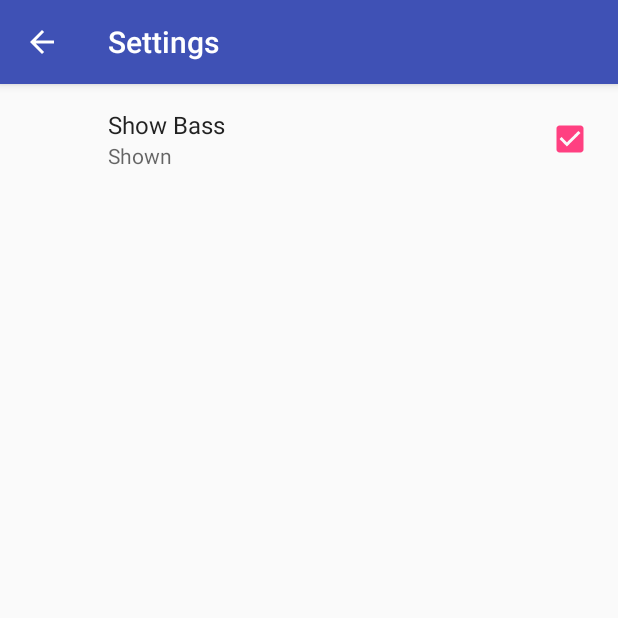
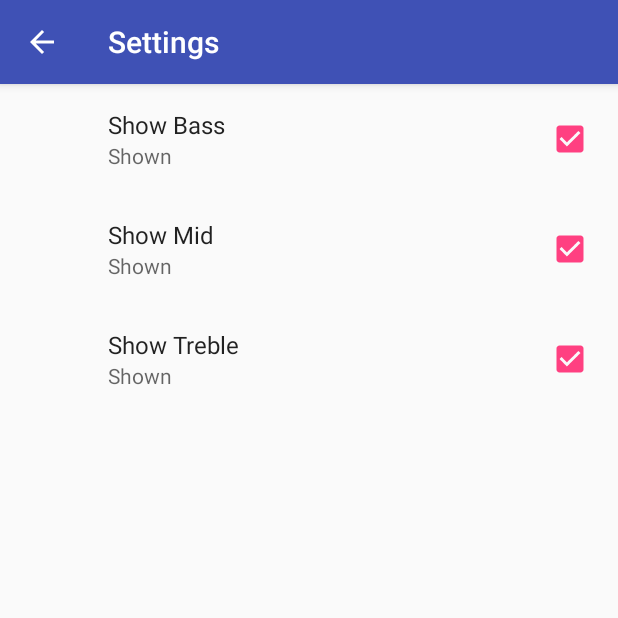
Before and after one commit to omega9999/ToyApp, an Android app: the VisualizerActivity screen opened directly, with no data from a screen before it, in the options menu, after a tap on "Settings", on a phone screen of 412 x 824 dp, the top half of it. Run offline under Robolectric (Android 15) with nearby library versions, the light colour scheme and no system bars; our stand-ins replace androidx.preference; 1 statement that could not run was skipped.

Commit message:
T06.06-Exercise-AddTwoMoreCheckboxes

```diff
--- a/app/src/main/java/com/example/android/toyapp/activity/visualizerpreferences/VisualizerActivity.java
+++ b/app/src/main/java/com/example/android/toyapp/activity/visualizerpreferences/VisualizerActivity.java
@@ -38,8 +38,8 @@ public class VisualizerActivity extends AppCompatActivity implements SharedPrefe
     private void setupSharedPreferences() {
         final SharedPreferences sharedPreferences = PreferenceManager.getDefaultSharedPreferences(this);
         mVisualizerView.setShowBass(sharedPreferences.getBoolean(getString(R.string.pref_show_bass_key), getResources().getBoolean(R.bool.pref_show_bass_default)));
-        mVisualizerView.setShowMid(true);
-        mVisualizerView.setShowTreble(true);
+        mVisualizerView.setShowMid(sharedPreferences.getBoolean(getString(R.string.pref_show_mid_key), getResources().getBoolean(R.bool.pref_show_mid_default)));
+        mVisualizerView.setShowTreble(sharedPreferences.getBoolean(getString(R.string.pref_show_treble_key), getResources().getBoolean(R.bool.pref_show_treble_default)));
         mVisualizerView.setMinSizeScale(1);
         mVisualizerView.setColor(getString(R.string.pref_color_red_value));
 
@@ -49,9 +49,16 @@ public class VisualizerActivity extends AppCompatActivity implements SharedPrefe
 
     @Override
     public void onSharedPreferenceChanged(@NonNull final SharedPreferences sharedPreferences, @NonNull final String key) {
-        if (getString(R.string.pref_show_bass_key).equals(key)){
+        if (key.equals(getString(R.string.pref_show_bass_key))){
             mVisualizerView.setShowBass(sharedPreferences.getBoolean(key, getResources().getBoolean(R.bool.pref_show_bass_default)));
         }
+        else if (key.equals(getString(R.string.pref_show_mid_key))){
+            mVisualizerView.setShowMid(sharedPreferences.getBoolean(key, getResources().getBoolean(R.bool.pref_show_mid_default)));
+        }
+        else if (key.equals(getString(R.string.pref_show_treble_key))){
+            mVisualizerView.setShowTreble(sharedPreferences.getBoolean(key, getResources().getBoolean(R.bool.pref_show_treble_default)));
+        }
+
     }
 
     @Override
--- a/app/src/main/res/values/bool.xml
+++ b/app/src/main/res/values/bool.xml
@@ -1,4 +1,6 @@
 <?xml version="1.0" encoding="utf-8"?>
 <resources>
     <bool name="pref_show_bass_default">true</bool>
+    <bool name="pref_show_mid_default">true</bool>
+    <bool name="pref_show_treble_default">true</bool>
 </resources>
--- a/app/src/main/res/values/strings.xml
+++ b/app/src/main/res/values/strings.xml
@@ -20,11 +20,18 @@
     <string name="action_reset">Reset</string>
 
     <string name="visualizer_settings">Settings</string>
+
     <string name="show_bass_off">Hidden</string>
     <string name="show_bass_on">Shown</string>
     <string name="show_bass_title">Show Bass</string>
 
-    <!-- TODO (1) Add Strings for checkbox preference -->
+    <string name="show_mid_off">Hidden</string>
+    <string name="show_mid_on">Shown</string>
+    <string name="show_mid_title">Show Mid</string>
+
+    <string name="show_treble_off">Hidden</string>
+    <string name="show_treble_on">Shown</string>
+    <string name="show_treble_title">Show Treble</string>
 
     <!-- - - - - - - - - - - - - - - -
           - Used by Preferences  -
--- a/app/src/main/res/values/untraslable.xml
+++ b/app/src/main/res/values/untraslable.xml
@@ -1,4 +1,6 @@
 <?xml version="1.0" encoding="utf-8"?>
 <resources>
     <string name="pref_show_bass_key" translatable="false">show_bass</string>
+    <string name="pref_show_mid_key" translatable="false">show_mid</string>
+    <string name="pref_show_treble_key" translatable="false">show_treble</string>
 </resources>
--- a/app/src/main/res/xml/pref_visualizer.xml
+++ b/app/src/main/res/xml/pref_visualizer.xml
@@ -1,11 +1,23 @@
 <?xml version="1.0" encoding="utf-8"?>
 <PreferenceScreen xmlns:android="http://schemas.android.com/apk/res/android">
-    <!-- TODO (2) Create a res->bools.xml file and create a boolean for this default value -->
-    <!-- TODO (3) Update these values to be values from resource files and not hard coded -->
     <CheckBoxPreference
         android:defaultValue="@bool/pref_show_bass_default"
         android:key="@string/pref_show_bass_key"
         android:summaryOff="@string/show_bass_off"
         android:summaryOn="@string/show_bass_on"
         android:title="@string/show_bass_title" />
+
+    <CheckBoxPreference
+        android:defaultValue="@bool/pref_show_mid_default"
+        android:key="@string/pref_show_mid_key"
+        android:summaryOff="@string/show_mid_off"
+        android:summaryOn="@string/show_mid_on"
+        android:title="@string/show_mid_title" />
+
+    <CheckBoxPreference
+        android:defaultValue="@bool/pref_show_treble_default"
+        android:key="@string/pref_show_treble_key"
+        android:summaryOff="@string/show_treble_off"
+        android:summaryOn="@string/show_treble_on"
+        android:title="@string/show_treble_title" />
 </PreferenceScreen>
```
